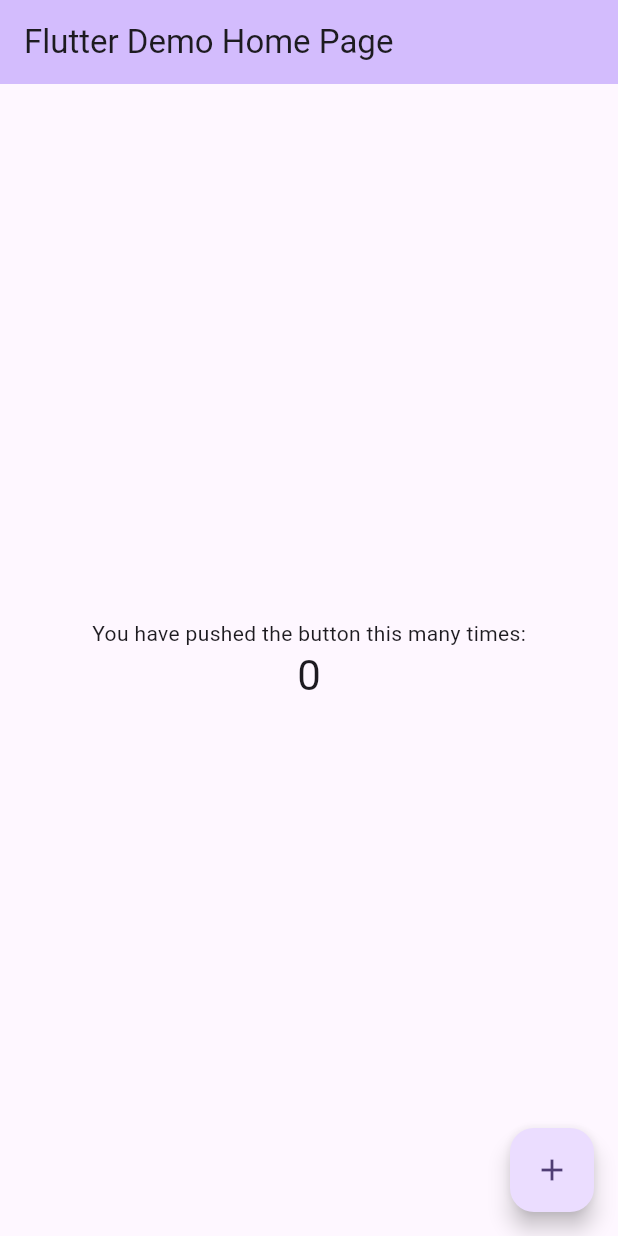
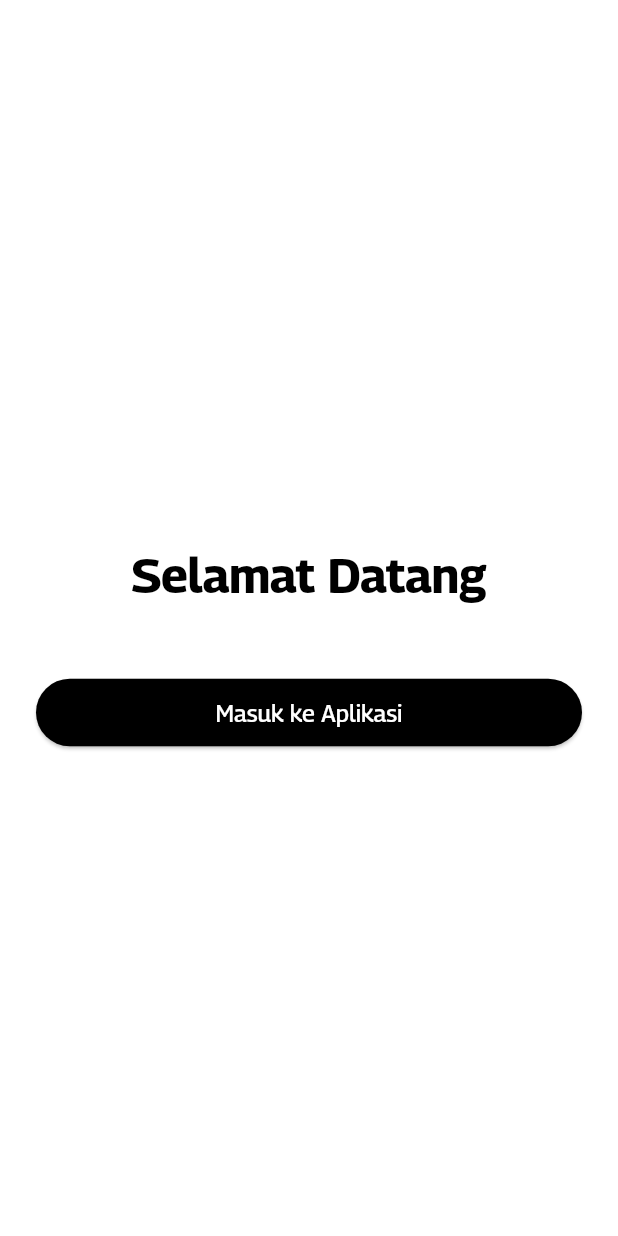
Before and after one commit to rahdeva/studyo_test, a Flutter app: the screen it shows after launch, on a phone screen of 412 x 824 dp. Run offline on Flutter 3.47's test engine with Material 3 defaults, Android fonts, the phone set to English and light mode, and no system bars; our stand-ins replace get, sizer; project files that could hold a hidden picture were left out.

```diff
--- /dev/null
+++ b/lib/feature/home/home_binding.dart
@@ -0,0 +1,9 @@
+import 'package:get/get.dart';
+import 'package:studyo_test/feature/home/home_controller.dart';
+
+class HomeBinding extends Bindings {
+  @override
+  void dependencies() {
+    Get.put<HomeController>(HomeController());
+  }
+}
--- /dev/null
+++ b/lib/feature/home/home_controller.dart
@@ -0,0 +1,5 @@
+import 'package:get/get.dart';
+
+class HomeController extends GetxController {
+
+}
--- /dev/null
+++ b/lib/feature/home/home_page.dart
@@ -0,0 +1,54 @@
+import 'package:flutter/material.dart';
+import 'package:get/get.dart';
+import 'package:studyo_test/feature/home/home_controller.dart';
+import '/utills/widget/button/primary_button.dart';
+import '/resources/resources.dart';
+
+class HomePage extends StatelessWidget {
+  const HomePage({super.key});
+
+  @override
+  Widget build(BuildContext context) {
+    return SafeArea(
+      child: Scaffold(
+        body: GetBuilder<HomeController>(
+          builder: (controller) {
+            return Center(
+              child: Column(
+                mainAxisAlignment: MainAxisAlignment.center,
+                children: [
+                  const SizedBox(height: 40),
+                  Container(
+                    margin: const EdgeInsets.symmetric(horizontal: 24),
+                    child: Text(
+                      "Selamat Datang",
+                      style: Theme.of(context).textTheme.displayLarge!.copyWith(
+                        fontSize: 32,
+                        color: AppColors.black,
+                        fontWeight: FontWeight.w700
+                      ),
+                      textAlign: TextAlign.center,
+                    ),
+                  ),
+                  const SizedBox(height: 50),
+                  PrimaryButtonWidget(
+                    buttonText: "Masuk ke Aplikasi",
+                    borderRadius: 50,
+                    customColors: Colors.black,
+                    style: Theme.of(context).textTheme.headlineSmall!.copyWith(
+                      color: AppColors.white,
+                      fontWeight: FontWeight.w500
+                    ),
+                    margin: const EdgeInsets.symmetric(horizontal: 24),
+                    onPressed: () async {
+                    },
+                  ),
+                ],
+              ),
+            );
+          },
+        ),
+      ),
+    );
+  }
+}
--- /dev/null
+++ b/lib/feature/splash/splash_screen.dart
@@ -0,0 +1,25 @@
+import 'package:flutter/material.dart';
+import 'package:get/get.dart';
+import 'package:studyo_test/resources/resources.dart';
+import 'package:studyo_test/routes/page_names.dart';
+
+class SplashScreen extends StatelessWidget {
+  const SplashScreen({super.key});
+
+  @override
+  Widget build(BuildContext context) {
+    Future.delayed(const Duration(seconds: 3), () {
+      Get.offAllNamed(PageName.HOME);
+    });
+
+    return Scaffold(
+      backgroundColor: AppColors.white,
+      // body: Center(
+      //   child: AppImages.imgLogo.image(
+      //     width: 150,
+      //     height: 135
+      //   ),
+      // ),
+    );
+  }
+}
--- /dev/null
+++ b/lib/initializer.dart
@@ -0,0 +1,18 @@
+import 'package:flutter/services.dart';
+
+class Initializer {
+  static Future<void> init() async {
+    try {
+      _initScreenPreference();
+    } catch (err) {
+      rethrow;
+    }
+  }
+
+  static void _initScreenPreference() {
+    SystemChrome.setPreferredOrientations([
+      DeviceOrientation.portraitUp,
+      DeviceOrientation.portraitDown,
+    ]);
+  }
+}
--- a/lib/main.dart
+++ b/lib/main.dart
@@ -1,125 +1,38 @@
 import 'package:flutter/material.dart';
+import 'package:get/get.dart';
+import 'package:sizer/sizer.dart';
+import 'initializer.dart';
+import 'routes/page_names.dart';
+import 'routes/page_routes.dart';
+import 'themes/app_theme.dart';
 
-void main() {
+void main() async {
+  WidgetsFlutterBinding.ensureInitialized();
+  await Initializer.init();
+
   runApp(const MyApp());
 }
 
 class MyApp extends StatelessWidget {
   const MyApp({super.key});
 
-  // This widget is the root of your application.
   @override
   Widget build(BuildContext context) {
-    return MaterialApp(
-      title: 'Flutter Demo',
-      theme: ThemeData(
-        // This is the theme of your application.
-        //
-        // TRY THIS: Try running your application with "flutter run". You'll see
-        // the application has a purple toolbar. Then, without quitting the app,
-        // try changing the seedColor in the colorScheme below to Colors.green
-        // and then invoke "hot reload" (save your changes or press the "hot
-        // reload" button in a Flutter-supported IDE, or press "r" if you used
-        // the command line to start the app).
-        //
-        // Notice that the counter didn't reset back to zero; the application
-        // state is not lost during the reload. To reset the state, use hot
-        // restart instead.
-        //
-        // This works for code too, not just values: Most code changes can be
-        // tested with just a hot reload.
-        colorScheme: ColorScheme.fromSeed(seedColor: Colors.deepPurple),
-        useMaterial3: true,
-      ),
-      home: const MyHomePage(title: 'Flutter Demo Home Page'),
-    );
+    return Sizer(builder: (context, orientation, deviceType) {
+      return GetMaterialApp(
+        debugShowCheckedModeBanner: false,
+        initialRoute: PageName.SPLASH,
+        getPages: PageRoutes.pages,
+        theme: AppTheme.buildThemeData(false, context),
+        builder: (BuildContext context, child) {
+          return MediaQuery(
+            data: MediaQuery.of(context).copyWith(
+              textScaler: const TextScaler.linear(1.0)
+            ),
+            child: child ?? Container(),
+          );
+        },
+      );
+    });
   }
 }
-
-class MyHomePage extends StatefulWidget {
-  const MyHomePage({super.key, required this.title});
-
-  // This widget is the home page of your application. It is stateful, meaning
-  // that it has a State object (defined below) that contains fields that affect
-  // how it looks.
-
-  // This class is the configuration for the state. It holds the values (in this
-  // case the title) provided by the parent (in this case the App widget) and
-  // used by the build method of the State. Fields in a Widget subclass are
-  // always marked "final".
-
-  final String title;
-
-  @override
-  State<MyHomePage> createState() => _MyHomePageState();
-}
-
-class _MyHomePageState extends State<MyHomePage> {
-  int _counter = 0;
-
-  void _incrementCounter() {
-    setState(() {
-      // This call to setState tells the Flutter framework that something has
-      // changed in this State, which causes it to rerun the build method below
-      // so that the display can reflect the updated values. If we changed
-      // _counter without calling setState(), then the build method would not be
-      // called again, and so nothing would appear to happen.
-      _counter++;
-    });
-  }
-
-  @override
-  Widget build(BuildContext context) {
-    // This method is rerun every time setState is called, for instance as done
-    // by the _incrementCounter method above.
-    //
-    // The Flutter framework has been optimized to make rerunning build methods
-    // fast, so that you can just rebuild anything that needs updating rather
-    // than having to individually change instances of widgets.
-    return Scaffold(
-      appBar: AppBar(
-        // TRY THIS: Try changing the color here to a specific color (to
-        // Colors.amber, perhaps?) and trigger a hot reload to see the AppBar
-        // change color while the other colors stay the same.
-        backgroundColor: Theme.of(context).colorScheme.inversePrimary,
-        // Here we take the value from the MyHomePage object that was created by
-        // the App.build method, and use it to set our appbar title.
-        title: Text(widget.title),
-      ),
-      body: Center(
-        // Center is a layout widget. It takes a single child and positions it
-        // in the middle of the parent.
-        child: Column(
-          // Column is also a layout widget. It takes a list of children and
-          // arranges them vertically. By default, it sizes itself to fit its
-          // children horizontally, and tries to be as tall as its parent.
-          //
-          // Column has various properties to control how it sizes itself and
-          // how it positions its children. Here we use mainAxisAlignment to
-          // center the children vertically; the main axis here is the vertical
-          // axis because Columns are vertical (the cross axis would be
-          // horizontal).
-          //
-          // TRY THIS: Invoke "debug painting" (choose the "Toggle Debug Paint"
-          // action in the IDE, or press "p" in the console), to see the
-          // wireframe for each widget.
-          mainAxisAlignment: MainAxisAlignment.center,
-          children: <Widget>[
-            const Text(
-              'You have pushed the button this many times:',
-            ),
-            Text(
-              '$_counter',
-              style: Theme.of(context).textTheme.headlineMedium,
-            ),
-          ],
-        ),
-      ),
-      floatingActionButton: FloatingActionButton(
-        onPressed: _incrementCounter,
-        tooltip: 'Increment',
-        child: const Icon(Icons.add),
-      ), // This trailing comma makes auto-formatting nicer for build methods.
-    );
-  }
-}
--- /dev/null
+++ b/lib/resources/resources.dart
@@ -0,0 +1,30 @@
+import 'package:flutter/material.dart';
+
+class AppColors {
+  static const white = Color(0xFFFFFFFF);
+  static const black = Color(0xFF000000);
+  static const red = Color(0xFFEF4073);
+  static const yellow = Color(0xFFEBB707);
+  static const green = Color(0xFF59B100);
+  static const purple = Color(0xFF9758FA);
+  static const grey = Color(0xFF9F9F9F);
+
+  static const blue = Color(0xFF007AFF);
+  static const iconText = Color(0xFF354052);
+  static const iconBG = Color(0xFFECF6FD);
+  static const purple500 = Color(0xFF805AD5);
+  static const blue500 = Color(0xFF3182CE);
+  static const yellow500 = Color(0xFFD69E2E);
+  static const red500 = Color(0xFFE53E3E);
+  static const red50 = Color(0xFFFFF5F5);
+  static const green500 = Color(0xFF38A169);
+  static const gray100 = Color(0xFFEDF2F7);
+  static const gray200 = Color(0xFFE2E8F0);
+  static const gray300 = Color(0xFFCBD5E0);
+  static const gray500 = Color(0xFF718096);
+  static const purpleGradient = Color(0xFF9747FF);
+  static const blueGradient = Color(0xFF007AFF);
+  static const yellowGradient = Color(0xFFF4CE14);
+  static const redGradient = Color(0xFFFF4B91);
+  static const greenGradient = Color(0xFF01DBC2);
+}
--- /dev/null
+++ b/lib/routes/page_names.dart
@@ -0,0 +1,6 @@
+// ignore_for_file: constant_identifier_names
+
+class PageName {
+  static const SPLASH = "/splash";
+  static const HOME = "/home";
+}
--- /dev/null
+++ b/lib/routes/page_routes.dart
@@ -0,0 +1,20 @@
+import 'package:get/get.dart';
+import 'package:studyo_test/feature/home/home_binding.dart';
+import 'package:studyo_test/feature/home/home_page.dart';
+import 'package:studyo_test/feature/splash/splash_screen.dart';
+
+import 'page_names.dart';
+
+class PageRoutes {
+  static final pages = [
+    GetPage(
+      name: PageName.SPLASH,
+      page: () => const SplashScreen(),
+    ),
+    GetPage(
+      name: PageName.HOME,
+      page: () => const HomePage(),
+      binding: HomeBinding(),
+    ),
+  ];
+}
--- /dev/null
+++ b/lib/themes/app_theme.dart
@@ -0,0 +1,192 @@
+import 'package:flutter/material.dart';
+import '/resources/resources.dart';
+
+class AppTheme {
+  static ThemeData buildThemeData(bool darkMode, BuildContext context) {
+    return ThemeData(
+      primaryColor: AppColors.black,
+      brightness: Brightness.light,
+      scaffoldBackgroundColor: AppColors.white,
+      highlightColor: Colors.transparent,
+      splashColor: Colors.transparent,
+      appBarTheme: lightAppBar(),
+      fontFamily: 'Georama',
+      floatingActionButtonTheme: const FloatingActionButtonThemeData(),
+      elevatedButtonTheme: ElevatedButtonThemeData(
+        style: ElevatedButton.styleFrom(
+          backgroundColor: AppColors.black,
+        )
+      ),
+      radioTheme: RadioThemeData(
+        fillColor: MaterialStateColor.resolveWith(
+          (states) => AppColors.black
+        ),
+      ),
+      bottomNavigationBarTheme: lightNavigation(),
+      textTheme: const TextTheme(
+        displayLarge: TextStyle(
+          fontSize: 24,
+          fontWeight: FontWeight.w600,
+          color: AppColors.black,
+        ),
+        displayMedium: TextStyle(
+          fontSize: 22,
+          fontWeight: FontWeight.w600,
+          color: AppColors.black,
+        ),
+        displaySmall: TextStyle(
+          fontSize: 20,
+          fontWeight: FontWeight.w600,
+          color: AppColors.black,
+        ),
+        headlineMedium: TextStyle(
+          fontSize: 18,
+          fontWeight: FontWeight.w600,
+          color: AppColors.black,
+        ),
+        headlineSmall: TextStyle(
+          fontSize: 16,
+          fontWeight: FontWeight.w600,
+          color: AppColors.black,
+        ),
+        titleLarge: TextStyle(
+          fontSize: 14,
+          fontWeight: FontWeight.w600,
+          color: AppColors.black,
+        ),
+        bodyLarge: TextStyle(
+          fontSize: 14,
+          fontWeight: FontWeight.w500,
+          color: AppColors.black,
+        ),
+        bodyMedium: TextStyle(
+          fontSize: 12,
+          fontWeight: FontWeight.w500,
+          color: AppColors.black,
+        ),
+        titleMedium: TextStyle(
+          fontSize: 11,
+          fontWeight: FontWeight.w500,
+          color: AppColors.black,
+        ),
+        titleSmall: TextStyle(
+          fontSize: 10,
+          fontWeight: FontWeight.w500,
+          color: AppColors.black,
+        ),
+        bodySmall: TextStyle(
+          fontSize: 8,
+          fontWeight: FontWeight.w500,
+          color: AppColors.black,
+        ),
+      ),
+      inputDecorationTheme: inputDecoration(darkMode, context),
+      colorScheme: ThemeData().colorScheme.copyWith(
+        primary: AppColors.blue,
+      ).copyWith(
+        background: (darkMode) ? AppColors.black : AppColors.white
+      ),
+    );
+  }
+
+  static AppBarTheme lightAppBar() {
+    return const AppBarTheme(
+      iconTheme: IconThemeData(
+        color: AppColors.black, //change your color here
+      ),
+      color: AppColors.white,
+      elevation: 0,
+    );
+  }
+
+  static BottomNavigationBarThemeData lightNavigation() {
+    return const BottomNavigationBarThemeData(
+      backgroundColor: Colors.white,
+      unselectedItemColor: Colors.black,
+      selectedItemColor: Colors.deepOrangeAccent,
+      elevation: 0,
+    );
+  }
+
+  static AppBarTheme darkAppBar() {
+    return const AppBarTheme(
+      iconTheme: IconThemeData(
+        color: Colors.amber, //change your color here
+      ),
+      color: Colors.red,
+      elevation: 0,
+    );
+  }
+
+  static BottomNavigationBarThemeData darkNavigation() {
+    return const BottomNavigationBarThemeData(
+      backgroundColor: Colors.black,
+      unselectedItemColor: Colors.white,
+      selectedItemColor: Colors.deepOrangeAccent,
+      elevation: 0,
+    );
+  }
+
+  // Box Field
+  static inputDecoration(bool darkMode, context) {
+    return InputDecorationTheme(
+      filled: true,
+      fillColor: Colors.grey[50],
+      contentPadding: const EdgeInsets.symmetric(vertical: 12, horizontal: 16),
+      suffixIconColor: AppColors.blue,
+      prefixIconColor: AppColors.blue,
+      border: OutlineInputBorder(
+        borderRadius: BorderRadius.circular(4),
+        borderSide: const BorderSide(
+          color: AppColors.blue,
+          width: 1
+        ),
+      ),
+      enabledBorder: OutlineInputBorder(
+        borderRadius: BorderRadius.circular(4),
+        borderSide: const BorderSide(
+          color: AppColors.blue,
+          width: 1
+        )
+      ),
+      disabledBorder: OutlineInputBorder(
+        borderRadius: BorderRadius.circular(4),
+        borderSide: const BorderSide(
+          color: AppColors.blue,
+          width: 1
+        )
+      ),
+      errorBorder: OutlineInputBorder(
+        borderRadius: BorderRadius.circular(4),
+        borderSide: BorderSide(
+          color: AppColors.red.withOpacity(0.8),
+          width: 1
+        ),
+      ),
+      focusedBorder: OutlineInputBorder(
+        borderRadius: BorderRadius.circular(4),
+        borderSide: const BorderSide(
+          color: AppColors.blue,
+          width: 2
+        )
+      ),
+      focusedErrorBorder: OutlineInputBorder(
+        borderRadius: BorderRadius.circular(4),
+        borderSide: const BorderSide(
+          color: AppColors.red,
+          width: 1.5
+        ),
+      ),
+      labelStyle: Theme.of(context).textTheme.bodyLarge!.copyWith(
+        color: AppColors.blue,
+        fontWeight: FontWeight.w600
+      ),
+      hintStyle: Theme.of(context).textTheme.bodyMedium!.copyWith(
+        color: AppColors.gray500
+      ),
+      errorStyle: Theme.of(context).textTheme.bodyMedium!.copyWith(
+        color: AppColors.red
+      ),
+    );
+  }
+}
--- /dev/null
+++ b/lib/utills/widget/button/primary_button.dart
@@ -0,0 +1,68 @@
+import 'package:flutter/material.dart';
+import '/resources/resources.dart';
+import 'package:sizer/sizer.dart';
+
+class PrimaryButtonWidget extends StatelessWidget {
+  const PrimaryButtonWidget({
+    super.key,
+    required this.buttonText,
+    required this.onPressed,
+    this.width,
+    this.borderRadius,
+    this.margin,
+    this.padding,
+    this.customColors,
+    this.height,
+    this.style,
+    this.smallText = false,
+  });
+
+  final String buttonText;
+  final double? width;
+  final double? height;
+  final Color? customColors;
+  final double? borderRadius;
+  final double? padding;
+  final bool smallText;
+  final TextStyle? style;
+  final EdgeInsetsGeometry? margin;
+  final Function() onPressed;
+
+  @override
+  Widget build(BuildContext context) {
+    return Container(
+      width: width ?? 100.w,
+      height: height,
+      margin: margin ?? const EdgeInsets.symmetric(horizontal: 16),
+      child: ElevatedButton(
+        style: ButtonStyle(
+          backgroundColor: MaterialStateProperty.all<Color>(
+            customColors ?? AppColors.blue,
+          ),
+          shape: MaterialStateProperty.all<RoundedRectangleBorder>(
+            RoundedRectangleBorder(
+              borderRadius: BorderRadius.circular(borderRadius ?? 10),
+            )
+          )
+        ),
+        onPressed: onPressed,
+        child: Padding(
+          padding: EdgeInsets.symmetric(vertical: padding ?? 12),
+          child: Text(
+            buttonText,
+            textAlign: TextAlign.center,
+            style: smallText
+            ? Theme.of(context).textTheme.bodyMedium!.copyWith(
+                color: AppColors.white,
+                fontWeight: FontWeight.w600
+              )
+            : style ?? Theme.of(context).textTheme.bodyLarge!.copyWith(
+                color: AppColors.white,
+                fontWeight: FontWeight.w600
+              )
+          ),
+        )
+      ),
+    );
+  }
+}
--- /dev/null
+++ b/lib/utills/widget/snackbar/snackbar_widget.dart
@@ -0,0 +1,37 @@
+import 'package:flutter/material.dart';
+import 'package:get/get.dart';
+import '/resources/resources.dart';
+
+class SnackbarWidget{
+  static void defaultSnackbar({
+    RxBool? isDissmiss,
+    required Widget icon,
+    required String title,
+    required String subtitle,
+  }){
+    Get.snackbar(
+      title,
+      subtitle,
+      snackPosition: SnackPosition.BOTTOM,
+      icon: icon,
+      backgroundColor: AppColors.white,
+      borderRadius: 12,
+      margin: const EdgeInsets.all(20),
+      colorText: AppColors.black,
+      isDismissible: true,
+      dismissDirection: DismissDirection.horizontal,
+      forwardAnimationCurve: Curves.easeOutBack,
+      snackbarStatus: (status) => status == SnackbarStatus.CLOSED
+          ? isDissmiss?.value = false
+          : isDissmiss?.value = true,
+      boxShadows: [
+        BoxShadow(
+          color: AppColors.black.withOpacity(0.10),
+          spreadRadius: 0,
+          blurRadius: 10,
+          offset: const Offset(0, 2),
+        )
+      ]
+    );
+  }
+}
```
Also changed, not shown: pubspec.yaml (+18 -73 lines), assets/fonts/Georama-Bold.ttf (added), assets/fonts/Georama-ExtraBold.ttf (added), assets/fonts/Georama-Light.ttf (added), assets/fonts/Georama-Medium.ttf (added), assets/fonts/Georama-Regular.ttf (added), assets/fonts/Georama-SemiBold.ttf (added), assets/fonts/Georama-Thin.ttf (added), pubspec.lock.
